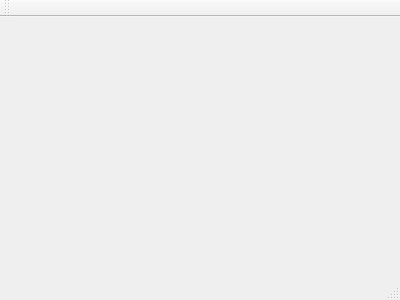
First picture: the form in mainwindow.ui, repository vLabayen/giltzacls, before the edit.
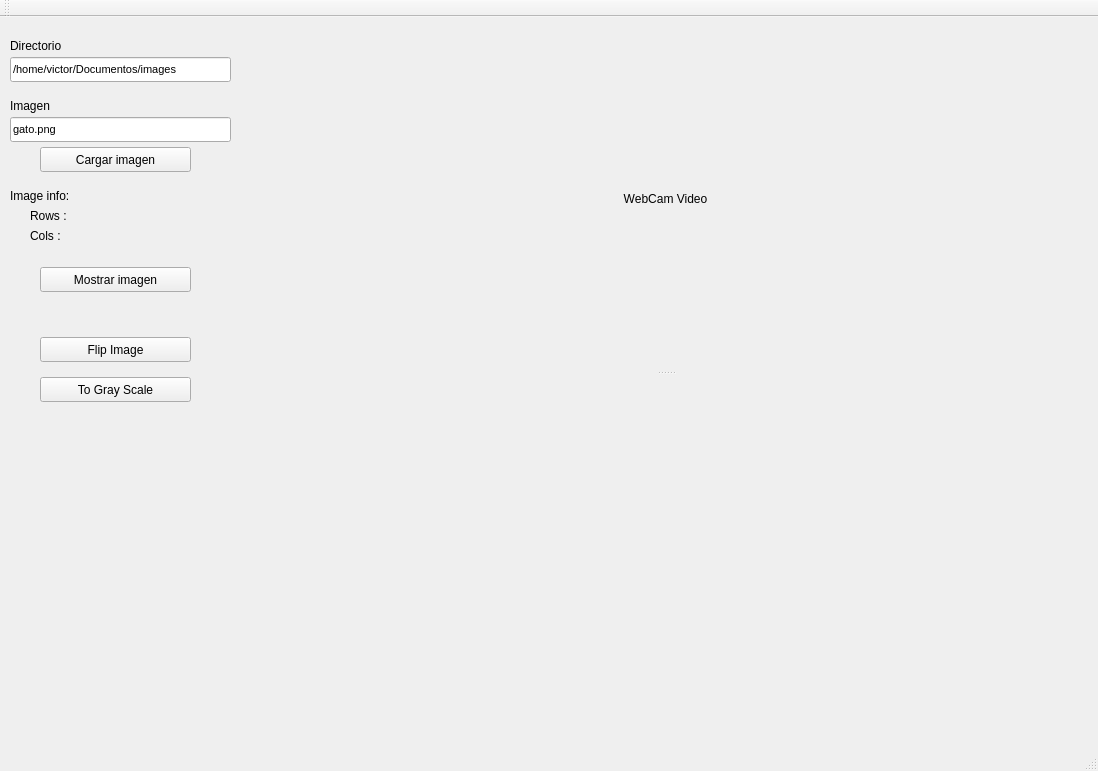
Second picture: the form after the edit.

Diff of the .ui file:
```diff
--- a/mainwindow.ui
+++ b/mainwindow.ui
@@ -1,24 +1,231 @@
 <ui version="4.0">
  <class>MainWindow</class>
- <widget class="QMainWindow" name="MainWindow" >
-  <property name="geometry" >
+ <widget class="QMainWindow" name="MainWindow">
+  <property name="geometry">
    <rect>
     <x>0</x>
     <y>0</y>
-    <width>400</width>
-    <height>300</height>
+    <width>1098</width>
+    <height>771</height>
    </rect>
   </property>
   <property name="windowTitle" >
    <string>MainWindow</string>
   </property>
-  <widget class="QMenuBar" name="menuBar" />
-  <widget class="QToolBar" name="mainToolBar" />
-  <widget class="QWidget" name="centralWidget" />
-  <widget class="QStatusBar" name="statusBar" />
+  <widget class="QWidget" name="centralWidget">
+   <widget class="QPushButton" name="loadImage_pushButton">
+    <property name="geometry">
+     <rect>
+      <x>40</x>
+      <y>130</y>
+      <width>151</width>
+      <height>25</height>
+     </rect>
+    </property>
+    <property name="text">
+     <string>Cargar imagen</string>
+    </property>
+   </widget>
+   <widget class="QLineEdit" name="imageInput_lineEdit">
+    <property name="geometry">
+     <rect>
+      <x>10</x>
+      <y>100</y>
+      <width>221</width>
+      <height>25</height>
+     </rect>
+    </property>
+    <property name="font">
+     <font>
+      <pointsize>8</pointsize>
+     </font>
+    </property>
+    <property name="text">
+     <string>gato.png</string>
+    </property>
+   </widget>
+   <widget class="QLineEdit" name="dirInput_lineEdit">
+    <property name="geometry">
+     <rect>
+      <x>10</x>
+      <y>40</y>
+      <width>221</width>
+      <height>25</height>
+     </rect>
+    </property>
+    <property name="font">
+     <font>
+      <pointsize>8</pointsize>
+     </font>
+    </property>
+    <property name="text">
+     <string>/home/victor/Documentos/images</string>
+    </property>
+   </widget>
+   <widget class="QLabel" name="label_2">
+    <property name="geometry">
+     <rect>
+      <x>10</x>
+      <y>20</y>
+      <width>71</width>
+      <height>17</height>
+     </rect>
+    </property>
+    <property name="text">
+     <string>Directorio</string>
+    </property>
+   </widget>
+   <widget class="QLabel" name="label_3">
+    <property name="geometry">
+     <rect>
+      <x>10</x>
+      <y>80</y>
+      <width>71</width>
+      <height>17</height>
+     </rect>
+    </property>
+    <property name="text">
+     <string>Imagen</string>
+    </property>
+   </widget>
+   <widget class="QPushButton" name="showImage_pushButton">
+    <property name="geometry">
+     <rect>
+      <x>40</x>
+      <y>250</y>
+      <width>151</width>
+      <height>25</height>
+     </rect>
+    </property>
+    <property name="text">
+     <string>Mostrar imagen</string>
+    </property>
+   </widget>
+   <widget class="QLabel" name="label_4">
+    <property name="geometry">
+     <rect>
+      <x>10</x>
+      <y>170</y>
+      <width>81</width>
+      <height>17</height>
+     </rect>
+    </property>
+    <property name="text">
+     <string>Image info:</string>
+    </property>
+   </widget>
+   <widget class="QLabel" name="rowsInfo_label">
+    <property name="geometry">
+     <rect>
+      <x>30</x>
+      <y>190</y>
+      <width>161</width>
+      <height>17</height>
+     </rect>
+    </property>
+    <property name="text">
+     <string>Rows : </string>
+    </property>
+   </widget>
+   <widget class="QLabel" name="colsInfo_label">
+    <property name="geometry">
+     <rect>
+      <x>30</x>
+      <y>210</y>
+      <width>161</width>
+      <height>17</height>
+     </rect>
+    </property>
+    <property name="text">
+     <string>Cols :</string>
+    </property>
+   </widget>
+   <widget class="QPushButton" name="flipImage_pushButton">
+    <property name="geometry">
+     <rect>
+      <x>40</x>
+      <y>320</y>
+      <width>151</width>
+      <height>25</height>
+     </rect>
+    </property>
+    <property name="text">
+     <string>Flip Image</string>
+    </property>
+   </widget>
+   <widget class="QPushButton" name="toGrayScale_pushButton">
+    <property name="geometry">
+     <rect>
+      <x>40</x>
+      <y>360</y>
+      <width>151</width>
+      <height>25</height>
+     </rect>
+    </property>
+    <property name="text">
+     <string>To Gray Scale</string>
+    </property>
+   </widget>
+   <widget class="QSplitter" name="splitter">
+    <property name="geometry">
+     <rect>
+      <x>240</x>
+      <y>10</y>
+      <width>851</width>
+      <height>691</height>
+     </rect>
+    </property>
+    <property name="orientation">
+     <enum>Qt::Vertical</enum>
+    </property>
+    <widget class="QLabel" name="label">
+     <property name="text">
+      <string>WebCam Video</string>
+     </property>
+     <property name="alignment">
+      <set>Qt::AlignCenter</set>
+     </property>
+    </widget>
+    <widget class="QLabel" name="imageDisplay_label">
+     <property name="sizePolicy">
+      <sizepolicy hsizetype="Preferred" vsizetype="Preferred">
+       <horstretch>0</horstretch>
+       <verstretch>0</verstretch>
+      </sizepolicy>
+     </property>
+     <property name="autoFillBackground">
+      <bool>true</bool>
+     </property>
+     <property name="text">
+      <string/>
+     </property>
+     <property name="scaledContents">
+      <bool>true</bool>
+     </property>
+    </widget>
+   </widget>
+  </widget>
+  <widget class="QMenuBar" name="menuBar">
+   <property name="geometry">
+    <rect>
+     <x>0</x>
+     <y>0</y>
+     <width>1098</width>
+     <height>22</height>
+    </rect>
+   </property>
+  </widget>
+  <widget class="QToolBar" name="mainToolBar">
+   <attribute name="toolBarArea">
+    <enum>TopToolBarArea</enum>
+   </attribute>
+   <attribute name="toolBarBreak">
+    <bool>false</bool>
+   </attribute>
+  </widget>
+  <widget class="QStatusBar" name="statusBar"/>
  </widget>
- <layoutDefault spacing="6" margin="11" />
- <pixmapfunction></pixmapfunction>
+ <layoutdefault spacing="6" margin="11"/>
  <resources/>
  <connections/>
 </ui>
```
Left out of the diff: 3 changed lines with no effect on the pictures.
